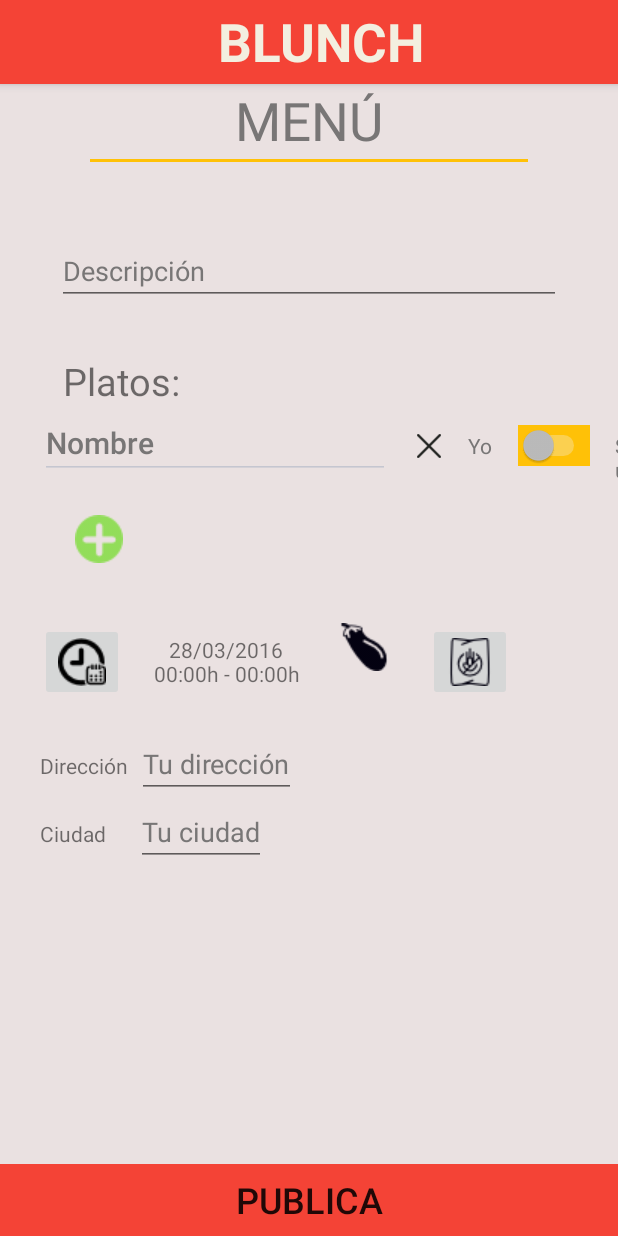
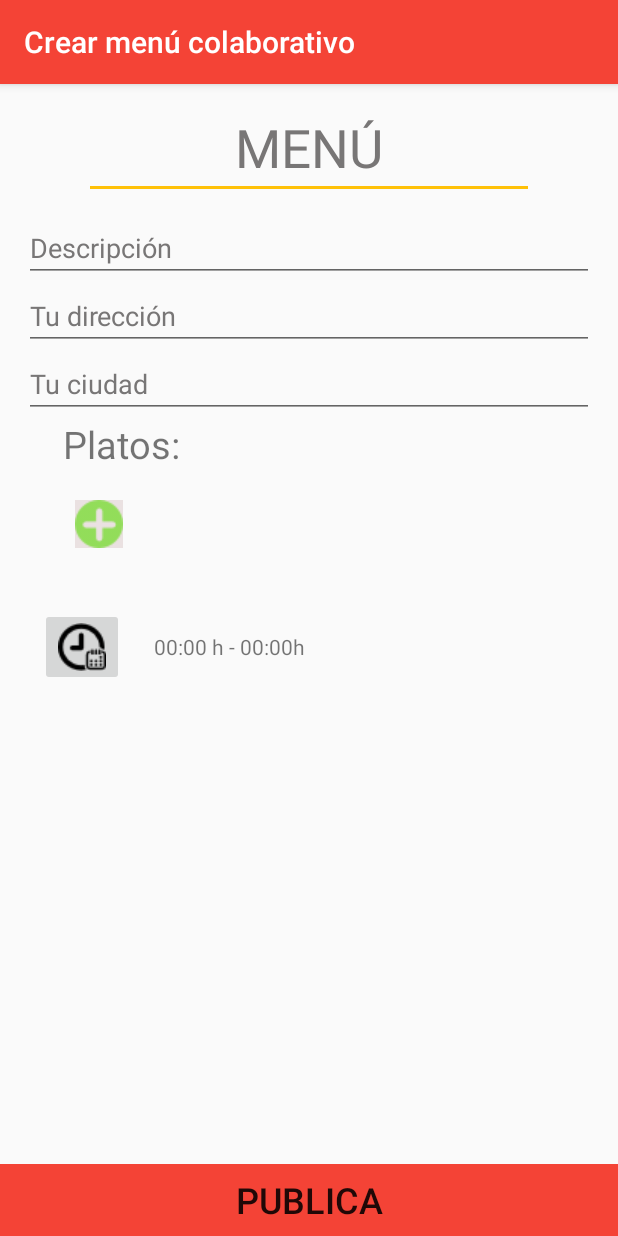
Before and after one commit to BlunchDev/blunch_android, an Android app: the screen it shows after launch (NewCollaborativeMenuActivity before the commit, NewCollaborativeMenuActivityReviewed after it), after a tap on "MENÚ COLABORATIVO", on a phone screen of 412 x 824 dp. Run offline under Robolectric (Android 15) with nearby library versions, the phone set to English and light mode, and no system bars; 6 statements that could not run were skipped; 1 other tap on this screen came first.

Commit message:
refactoring of new collaborative menu activity

```diff
--- a/app/src/main/java/dev/blunch/blunch/activity/ListMenusActivity.java
+++ b/app/src/main/java/dev/blunch/blunch/activity/ListMenusActivity.java
@@ -80,7 +80,7 @@ public class ListMenusActivity extends AppCompatActivity {
                         .setCancelable(false)
                         .setPositiveButton("Menú colaborativo", new DialogInterface.OnClickListener() {
                             public void onClick(DialogInterface dialog, int id) {
-                                Intent intent = new Intent(ListMenusActivity.this, NewCollaborativeMenuActivity.class);
+                                Intent intent = new Intent(ListMenusActivity.this, NewCollaborativeMenuActivityReviewed.class);
                                 startActivity(intent);
                             }
                         })
--- /dev/null
+++ b/app/src/main/java/dev/blunch/blunch/activity/NewCollaborativeMenuActivityReviewed.java
@@ -0,0 +1,26 @@
+package dev.blunch.blunch.activity;
+
+import android.os.Bundle;
+import android.support.design.widget.FloatingActionButton;
+import android.support.design.widget.Snackbar;
+import android.support.v7.app.AppCompatActivity;
+import android.support.v7.widget.Toolbar;
+import android.view.View;
+
+import dev.blunch.blunch.R;
+
+public class NewCollaborativeMenuActivityReviewed extends AppCompatActivity {
+
+    @Override
+    protected void onCreate(Bundle savedInstanceState) {
+        super.onCreate(savedInstanceState);
+        setContentView(R.layout.activity_new_collaborative_menu_activity_reviewed);
+        Toolbar toolbar = (Toolbar) findViewById(R.id.toolbar);
+        setSupportActionBar(toolbar);
+
+        setTitle("Crear menú colaborativo");
+
+
+    }
+
+}
--- a/app/src/main/res/layout/activity_new_colaborative_menu.xml
+++ b/app/src/main/res/layout/activity_new_colaborative_menu.xml
@@ -10,32 +10,22 @@
     <android.support.design.widget.AppBarLayout
         android:layout_width="match_parent"
         android:layout_height="wrap_content"
+        android:id="@+id/toolbarLayout"
         android:theme="@style/AppTheme.AppBarOverlay">
 
         <android.support.v7.widget.Toolbar
             android:id="@+id/toolbar"
             android:layout_width="match_parent"
             android:layout_height="?attr/actionBarSize"
-            android:background="@color/colorPrimary"
-            app:popupTheme="@style/AppTheme.PopupOverlay" >
-
-            <TextView
-                android:layout_width="match_parent"
-                android:layout_height="match_parent"
-                android:text="@string/app_name"
-                android:textAlignment="center"
-                android:textStyle="bold"
-                android:textSize="35dp"
-                android:gravity="center_vertical|center_horizontal"
-                android:id="@+id/titolApp"
-                android:textColor="#F3EFE0" />
-        </android.support.v7.widget.Toolbar>
+            android:background="?attr/colorPrimary"
+            app:popupTheme="@style/AppTheme.PopupOverlay" />
 
     </android.support.design.widget.AppBarLayout>
 
     <LinearLayout
         android:layout_width="match_parent"
         android:layout_height="match_parent"
+        android:layout_below="@+id/toolbarLayout"
         android:orientation="vertical"
         android:gravity="bottom"
         android:weightSum="1"
--- /dev/null
+++ b/app/src/main/res/layout/activity_new_collaborative_menu_activity_reviewed.xml
@@ -0,0 +1,26 @@
+<?xml version="1.0" encoding="utf-8"?>
+<android.support.design.widget.CoordinatorLayout xmlns:android="http://schemas.android.com/apk/res/android"
+    xmlns:app="http://schemas.android.com/apk/res-auto"
+    xmlns:tools="http://schemas.android.com/tools"
+    android:layout_width="match_parent"
+    android:layout_height="match_parent"
+    android:fitsSystemWindows="true"
+    tools:context="dev.blunch.blunch.activity.NewCollaborativeMenuActivityReviewed">
+
+    <android.support.design.widget.AppBarLayout
+        android:layout_width="match_parent"
+        android:layout_height="wrap_content"
+        android:theme="@style/AppTheme.AppBarOverlay">
+
+        <android.support.v7.widget.Toolbar
+            android:id="@+id/toolbar"
+            android:layout_width="match_parent"
+            android:layout_height="?attr/actionBarSize"
+            android:background="?attr/colorPrimary"
+            app:popupTheme="@style/AppTheme.PopupOverlay" />
+
+    </android.support.design.widget.AppBarLayout>
+
+    <include layout="@layout/content_new_collaborative_menu_activity_reviewed" />
+
+</android.support.design.widget.CoordinatorLayout>
--- /dev/null
+++ b/app/src/main/res/layout/content_new_collaborative_menu_activity_reviewed.xml
@@ -0,0 +1,204 @@
+<?xml version="1.0" encoding="utf-8"?>
+<RelativeLayout xmlns:android="http://schemas.android.com/apk/res/android"
+    xmlns:app="http://schemas.android.com/apk/res-auto"
+    xmlns:tools="http://schemas.android.com/tools"
+    android:layout_width="match_parent"
+    android:layout_height="match_parent"
+    app:layout_behavior="@string/appbar_scrolling_view_behavior"
+    tools:context="dev.blunch.blunch.activity.NewCollaborativeMenuActivityReviewed"
+    tools:showIn="@layout/activity_new_collaborative_menu_activity_reviewed">
+
+    <LinearLayout
+        android:layout_width="match_parent"
+        android:layout_height="match_parent"
+        android:layout_below="@+id/toolbarLayout"
+        android:orientation="vertical"
+        android:gravity="bottom"
+        android:weightSum="1">
+
+        <ScrollView
+            android:layout_width="match_parent"
+            android:layout_height="460dp"
+            android:paddingTop="16dp"
+            android:layout_weight="1.03">
+
+            <LinearLayout
+                android:layout_width="match_parent"
+                android:layout_height="wrap_content"
+                android:orientation="vertical">
+
+                <EditText
+                    android:id="@+id/nomMenu"
+                    android:layout_width="300dp"
+                    android:layout_height="wrap_content"
+                    android:hint="MENÚ"
+                    android:textSize="35dp"
+                    android:layout_gravity="center"
+                    android:textColor="@color/black"
+                    android:textColorHint="@color/gray"
+                    android:gravity="center" />
+                <Space
+                    android:layout_width="match_parent"
+                    android:layout_height="10dp"/>
+
+                <RelativeLayout
+                    android:layout_width="match_parent"
+                    android:layout_height="wrap_content"
+                    android:paddingLeft="16dp"
+                    android:paddingRight="16dp">
+
+                    <EditText
+                        android:layout_width="match_parent"
+                        android:layout_height="wrap_content"
+                        android:id="@+id/description"
+                        android:hint="Descripción"
+                        android:maxLength="140"
+                        android:gravity="top"
+                        android:textColorHint="@color/gray"
+                        android:textColor="@color/black"
+                        android:layout_gravity="center" />
+
+                    <EditText
+                        android:layout_width="match_parent"
+                        android:layout_height="wrap_content"
+                        android:layout_below="@+id/description"
+                        android:hint="Tu dirección"
+                        android:textColorHint="@color/gray"
+                        android:textColor="@color/black"
+                        android:id="@+id/adress" />
+
+                    <EditText
+                        android:layout_width="match_parent"
+                        android:layout_height="wrap_content"
+                        android:layout_below="@id/adress"
+                        android:hint="Tu ciudad"
+                        android:textColorHint="@color/gray"
+                        android:textColor="@color/black"
+                        android:id="@+id/city" />
+
+                </RelativeLayout>
+
+                <TextView
+                    android:layout_width="328dp"
+                    android:layout_height="match_parent"
+                    android:layout_gravity="center"
+                    android:text="Platos:"
+                    android:longClickable="false"
+                    android:textSize="25dp" />
+                <LinearLayout
+                    android:layout_width="match_parent"
+                    android:layout_height="wrap_content"
+                    android:orientation="vertical"
+                    android:id="@+id/dishesLayout">
+
+                </LinearLayout>
+
+                <Space
+                    android:layout_width="match_parent"
+                    android:layout_height="20dp"/>
+                <LinearLayout
+                    android:layout_width="match_parent"
+                    android:layout_height="wrap_content"
+                    android:orientation="horizontal"
+                    android:layout_alignParentBottom="true">
+                    <Space
+                        android:layout_width="50dp"
+                        android:layout_height="match_parent"/>
+
+                    <ImageButton
+                        android:layout_width="wrap_content"
+                        android:layout_height="wrap_content"
+                        android:text="New Button"
+                        android:id="@+id/moreDishes"
+                        android:src="@drawable/sign"
+                        android:background="#eae1e1">
+                    </ImageButton>
+
+                </LinearLayout>
+
+                <Space
+                    android:layout_width="100dp"
+                    android:layout_height="20px" />
+                <LinearLayout
+                    android:layout_width="wrap_content"
+                    android:layout_height="wrap_content"
+                    android:orientation="horizontal">
+                    <Space
+                        android:layout_width="100dp"
+                        android:layout_height="20px" />
+                </LinearLayout>
+
+                <Space
+                    android:layout_width="20px"
+                    android:layout_height="0px" />
+
+                <LinearLayout
+                    android:layout_width="match_parent"
+                    android:layout_height="wrap_content"
+                    android:orientation="vertical"
+                    android:weightSum="1"
+                    android:layout_gravity="bottom"
+                    android:gravity="bottom"
+                    android:baselineAligned="true"
+                    android:visibility="visible">
+
+                    <Space
+                        android:layout_width="20px"
+                        android:layout_height="20px" />
+
+                    <LinearLayout
+                        android:layout_width="match_parent"
+                        android:layout_height="wrap_content"
+                        android:orientation="horizontal"
+                        android:layout_gravity="left">
+
+                        <Space
+                            android:layout_width="40px"
+                            android:layout_height="20px" />
+
+                        <ImageButton
+                            android:layout_width="wrap_content"
+                            android:layout_height="wrap_content"
+                            android:src="@drawable/clock"
+                            android:id="@+id/timetablebutton"/>
+                        <TextView
+                            android:layout_width="wrap_content"
+                            android:layout_height="wrap_content"
+                            android:layout_marginLeft="20dp"
+                            android:text="00:00 h - 00:00h"
+                            android:layout_gravity="center_vertical"
+                            android:id="@+id/timeText" />
+
+                    </LinearLayout>
+
+                    <LinearLayout
+                        android:layout_width="wrap_content"
+                        android:layout_height="wrap_content"
+                        android:orientation="vertical">
+
+                        <TextView
+                            android:layout_width="wrap_content"
+                            android:layout_height="wrap_content"
+                            android:id="@+id/date"/>
+                    </LinearLayout>
+                </LinearLayout>
+            </LinearLayout>
+        </ScrollView>
+
+        <LinearLayout
+            android:layout_width="match_parent"
+            android:layout_height="wrap_content">
+            <Button
+                android:layout_width="match_parent"
+                android:layout_height="wrap_content"
+                android:text="PUBLICA"
+                android:gravity="center"
+                android:background="@color/colorPrimary"
+                android:textSize="24dp"
+                android:id="@+id/publish"
+                android:layout_weight="0.15"
+                android:layout_gravity="bottom" />
+        </LinearLayout>
+    </LinearLayout>
+
+</RelativeLayout>
--- a/app/src/main/res/values/strings.xml
+++ b/app/src/main/res/values/strings.xml
@@ -24,4 +24,9 @@
         <item>De pago</item>
     </string-array>
     <string name="title_activity_payment_petitions_list">PaymentPetitionsListActivity</string>
+    <string name="title_activity_new_collaborative_menu_reviewed">NewCollaborativeMenuReviewed
+    </string>
+    <string name="title_activity_new_collaborative_menu_activity_reviewed">
+        NewCollaborativeMenuActivityReviewed
+    </string>
 </resources>
```
Also changed, not shown: app/src/main/AndroidManifest.xml (+15 -15 lines).
